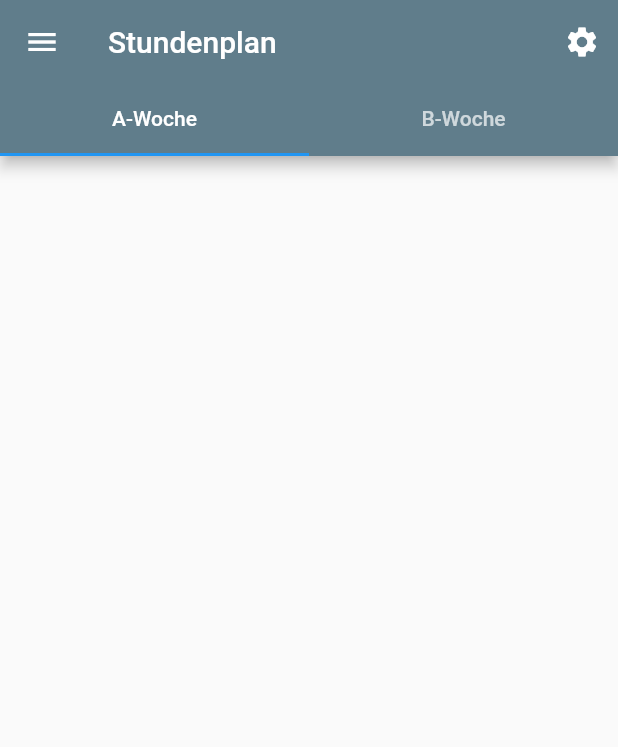
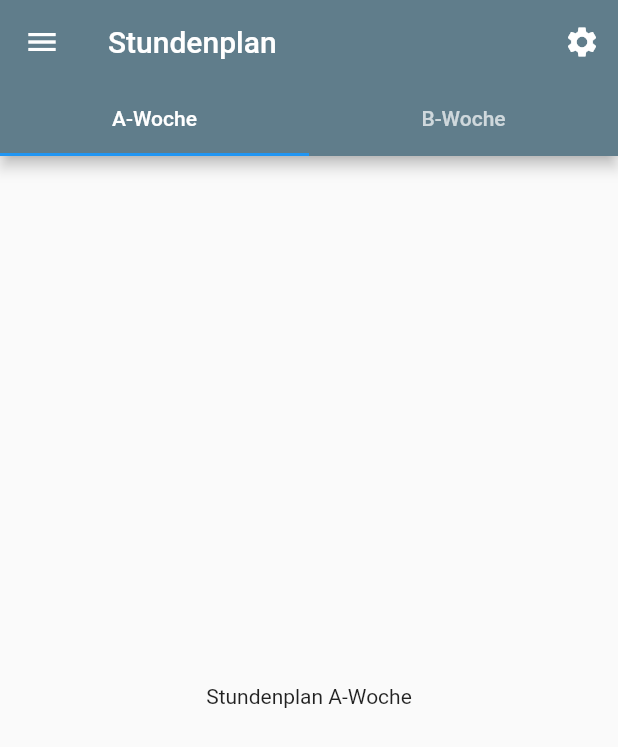
Before and after one commit to MCG-Dallgow/MCG-App, a Flutter app: the screen it shows after launch, in the side drawer, after a tap on "Stundenplan", on a phone screen of 412 x 824 dp. Shown: the top 747 px of the screen. Run offline on Flutter 3.47's test engine with Material 2 defaults, Android fonts, the phone set to English and light mode, and no system bars.

Commit message:
Update timetable_page.dart

```diff
--- a/lib/pages/timetable_page.dart
+++ b/lib/pages/timetable_page.dart
@@ -21,8 +21,14 @@ class Timetable extends StatelessWidget {
               ),
             ),
             drawer: const MCGDrawer(),
-            body: TabBarView(
+            body: const TabBarView(
               children: <Widget>[
+                Center(
+                  child: Text("Stundenplan A-Woche")
+                ),
+                Center(
+                  child: Text("Stundenplan B-Woche")
+                ),
               ],
             )
         )
```
